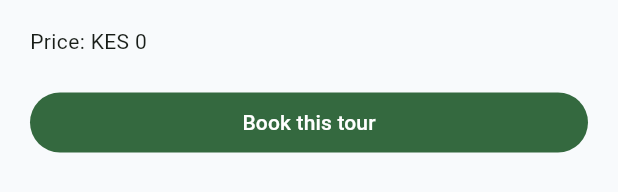
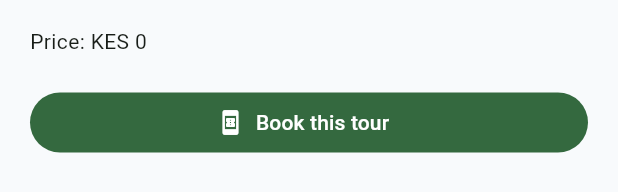
Before and after one commit to isaacokubi/globaltours, a Flutter app: the TourDetailScreen widget shown alone on an empty page, opened directly with empty values, on a phone screen of 412 x 824 dp. Shown: the part 215-407 px from the top of the screen. Run offline on Flutter 3.47's test engine with Material 3 defaults, Android fonts, the phone set to English and light mode, and no system bars; our stand-ins replace dio, flutter_dotenv, flutter_local_notifications, shared_preferences; accounts and stored records are empty; network calls fail.

Commit message:
Connect tour details to checkout

```diff
--- a/lib/ui/screens/tours/tour_detail_screen.dart
+++ b/lib/ui/screens/tours/tour_detail_screen.dart
@@ -1,4 +1,37 @@
 import 'package:flutter/material.dart';
 import '../../widgets/app_shell.dart';
-class TourDetailScreen extends StatelessWidget { const TourDetailScreen({super.key,required this.tour}); final Map<String,dynamic> tour;
- @override Widget build(BuildContext context)=>AppShell(child:ListView(padding:const EdgeInsets.all(20),children:[Text(tour['name']?.toString()??tour['title']?.toString()??'Tour',style:Theme.of(context).textTheme.headlineSmall),const SizedBox(height:12),Text(tour['description']?.toString()??'Discover this experience with Global Tours.'),const SizedBox(height:20),Text('Price: KES '+(tour['price']??tour['adultPrice']??0).toString()),const SizedBox(height:20),FilledButton(onPressed:()=>ScaffoldMessenger.of(context).showSnackBar(const SnackBar(content:Text('Booking checkout will use the existing API.'))),child:const Text('Book this tour'))]));}
+
+class TourDetailScreen extends StatelessWidget {
+  const TourDetailScreen({super.key, required this.tour});
+  final Map<String, dynamic> tour;
+
+  @override
+  Widget build(BuildContext context) {
+    final title = tour['name']?.toString() ?? tour['title']?.toString() ?? 'Tour';
+    final description = tour['description']?.toString() ?? 'Discover this experience with Global Tours.';
+    final price = tour['price'] ?? tour['adultPrice'] ?? 0;
+
+    return AppShell(
+      child: ListView(
+        padding: const EdgeInsets.all(20),
+        children: [
+          Text(title, style: Theme.of(context).textTheme.headlineSmall),
+          const SizedBox(height: 12),
+          Text(description),
+          const SizedBox(height: 20),
+          Text('Price: KES ' + price.toString()),
+          const SizedBox(height: 20),
+          FilledButton.icon(
+            onPressed: () => Navigator.pushNamed(
+              context,
+              '/bookings/checkout',
+              arguments: tour,
+            ),
+            icon: const Icon(Icons.book_online),
+            label: const Text('Book this tour'),
+          ),
+        ],
+      ),
+    );
+  }
+}
```
